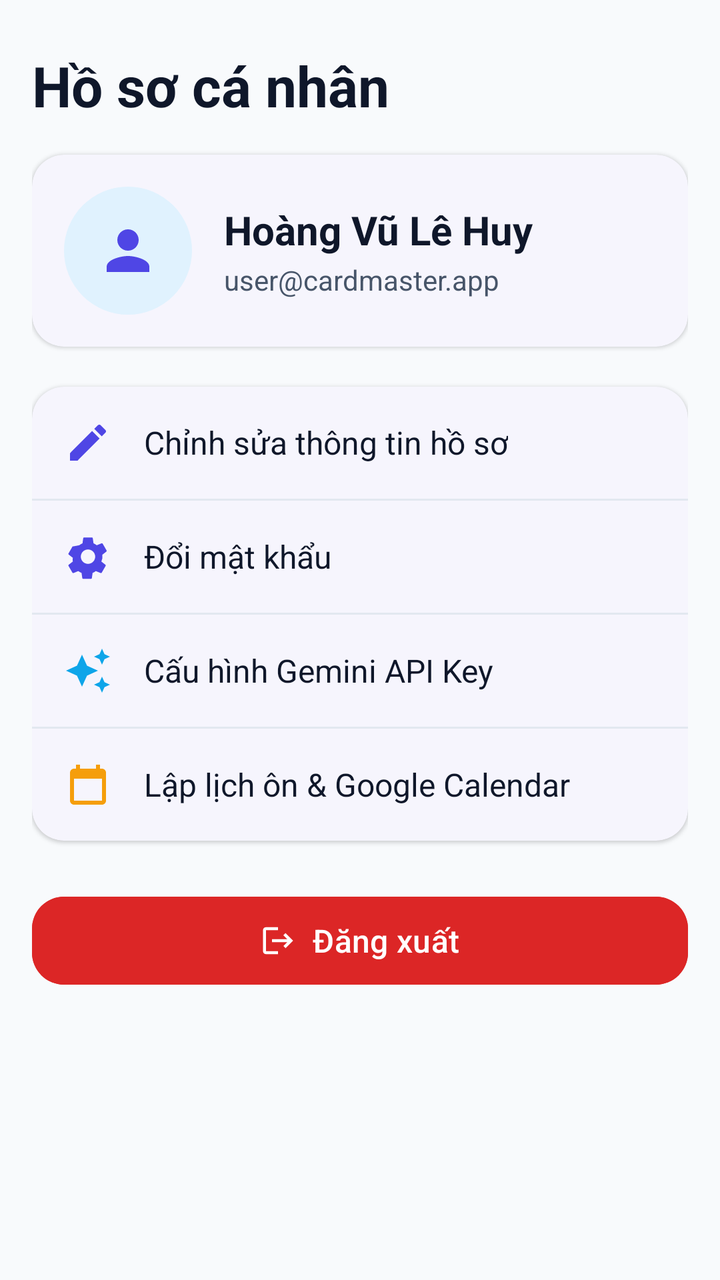
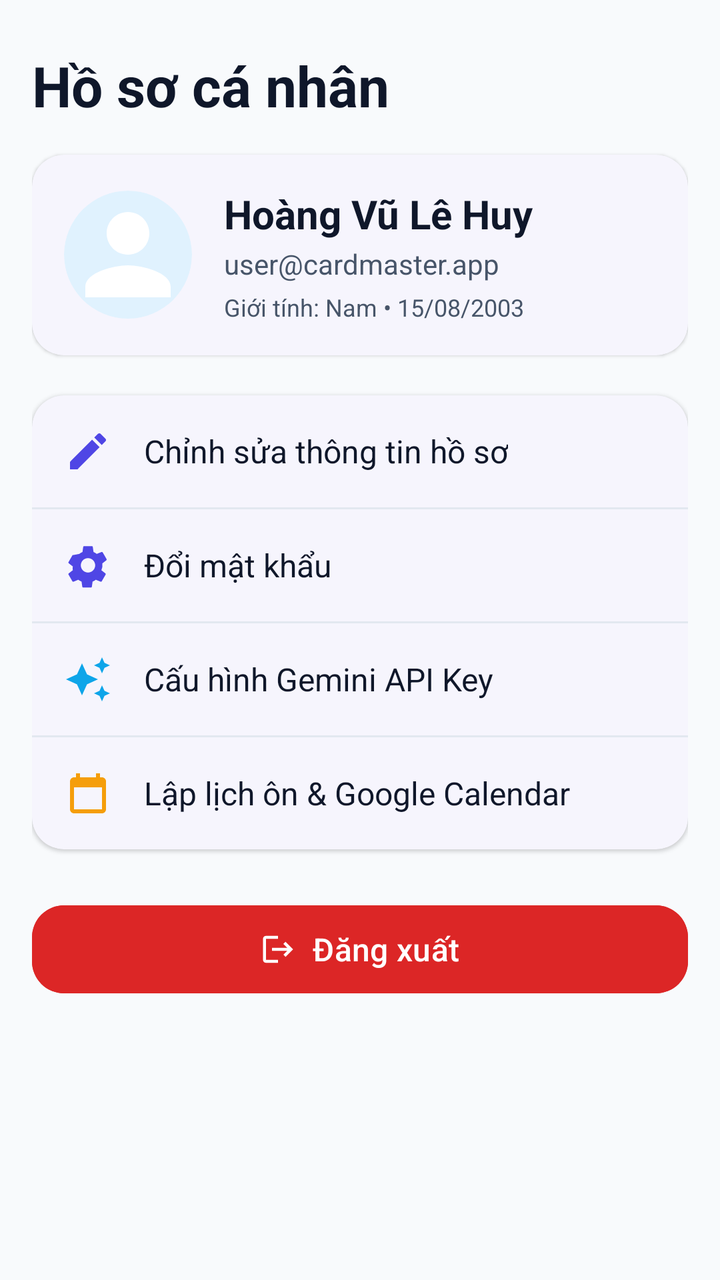

The first picture is an Android layout as it rendered before a commit; the second is the same layout after the commit. The layout source and the unified diff follow.
<!-- AndroidManifest.xml: application theme Theme.CardMaster -->
<!-- res/layout/fragment_profile.xml -->
<?xml version="1.0" encoding="utf-8"?>
<androidx.core.widget.NestedScrollView xmlns:android="http://schemas.android.com/apk/res/android"
    xmlns:app="http://schemas.android.com/apk/res-auto"
    android:layout_width="match_parent"
    android:layout_height="match_parent"
    android:background="@color/color_background"
    android:fillViewport="true">

    <LinearLayout
        android:layout_width="match_parent"
        android:layout_height="wrap_content"
        android:orientation="vertical"
        android:padding="@dimen/screen_padding">

        <TextView
            android:layout_width="wrap_content"
            android:layout_height="wrap_content"
            android:layout_marginTop="@dimen/space_8"
            android:text="Hồ sơ cá nhân"
            android:textColor="@color/color_text_primary"
            android:textSize="@dimen/text_headline_large"
            android:textStyle="bold" />

        
        <com.google.android.material.card.MaterialCardView
            style="@style/Widget.CardMaster.Card"
            android:layout_width="match_parent"
            android:layout_height="wrap_content"
            android:layout_marginTop="@dimen/space_16">

            <LinearLayout
                android:layout_width="match_parent"
                android:layout_height="wrap_content"
                android:gravity="center_vertical"
                android:orientation="horizontal"
                android:padding="@dimen/card_padding">

                <ImageView
                    android:id="@+id/ivAvatar"
                    android:layout_width="64dp"
                    android:layout_height="64dp"
                    android:background="@drawable/bg_badge_info"
                    android:padding="16dp"
                    android:src="@drawable/ic_person"
                    android:tint="@color/color_primary" />

                <LinearLayout
                    android:layout_width="0dp"
                    android:layout_height="wrap_content"
                    android:layout_marginStart="@dimen/space_16"
                    android:layout_weight="1"
                    android:orientation="vertical">

                    <TextView
                        android:id="@+id/tvProfileName"
                        android:layout_width="wrap_content"
                        android:layout_height="wrap_content"
                        android:text="Hoàng Vũ Lê Huy"
                        android:textColor="@color/color_text_primary"
                        android:textSize="@dimen/text_title_large"
                        android:textStyle="bold" />

                    <TextView
                        android:id="@+id/tvProfileEmail"
                        android:layout_width="wrap_content"
                        android:layout_height="wrap_content"
                        android:layout_marginTop="2dp"
                        android:text="user@cardmaster.app"
                        android:textColor="@color/color_text_secondary"
                        android:textSize="@dimen/text_body_medium" />
                </LinearLayout>
            </LinearLayout>
        </com.google.android.material.card.MaterialCardView>

        
        <com.google.android.material.card.MaterialCardView
            style="@style/Widget.CardMaster.Card"
            android:layout_width="match_parent"
            android:layout_height="wrap_content"
            android:layout_marginTop="@dimen/space_20">

            <LinearLayout
                android:layout_width="match_parent"
                android:layout_height="wrap_content"
                android:orientation="vertical">

                
                <LinearLayout
                    android:id="@+id/btnEditProfile"
                    android:layout_width="match_parent"
                    android:layout_height="56dp"
                    android:background="?attr/selectableItemBackground"
                    android:gravity="center_vertical"
                    android:orientation="horizontal"
                    android:paddingHorizontal="@dimen/card_padding">

                    <ImageView
                        android:layout_width="24dp"
                        android:layout_height="24dp"
                        android:src="@drawable/ic_edit"
                        android:tint="@color/color_primary" />

                    <TextView
                        android:layout_width="wrap_content"
                        android:layout_height="wrap_content"
                        android:layout_marginStart="@dimen/space_16"
                        android:text="Chỉnh sửa thông tin hồ sơ"
                        android:textColor="@color/color_text_primary"
                        android:textSize="@dimen/text_body_large" />
                </LinearLayout>

                <View
                    android:layout_width="match_parent"
                    android:layout_height="1dp"
                    android:background="@color/color_divider" />

                
                <LinearLayout
                    android:id="@+id/btnChangePassword"
                    android:layout_width="match_parent"
                    android:layout_height="56dp"
                    android:background="?attr/selectableItemBackground"
                    android:gravity="center_vertical"
                    android:orientation="horizontal"
                    android:paddingHorizontal="@dimen/card_padding">

                    <ImageView
                        android:layout_width="24dp"
                        android:layout_height="24dp"
                        android:src="@drawable/ic_settings"
                        android:tint="@color/color_primary" />

                    <TextView
                        android:layout_width="wrap_content"
                        android:layout_height="wrap_content"
                        android:layout_marginStart="@dimen/space_16"
                        android:text="Đổi mật khẩu"
                        android:textColor="@color/color_text_primary"
                        android:textSize="@dimen/text_body_large" />
                </LinearLayout>

                <View
                    android:layout_width="match_parent"
                    android:layout_height="1dp"
                    android:background="@color/color_divider" />

                
                <LinearLayout
                    android:id="@+id/btnGeminiConfig"
                    android:layout_width="match_parent"
                    android:layout_height="56dp"
                    android:background="?attr/selectableItemBackground"
                    android:gravity="center_vertical"
                    android:orientation="horizontal"
                    android:paddingHorizontal="@dimen/card_padding">

                    <ImageView
                        android:layout_width="24dp"
                        android:layout_height="24dp"
                        android:src="@drawable/ic_auto_awesome"
                        android:tint="@color/color_secondary" />

                    <TextView
                        android:layout_width="wrap_content"
                        android:layout_height="wrap_content"
                        android:layout_marginStart="@dimen/space_16"
                        android:text="Cấu hình Gemini API Key"
                        android:textColor="@color/color_text_primary"
                        android:textSize="@dimen/text_body_large" />
                </LinearLayout>

                <View
                    android:layout_width="match_parent"
                    android:layout_height="1dp"
                    android:background="@color/color_divider" />

                
                <LinearLayout
                    android:id="@+id/btnPlannerSync"
                    android:layout_width="match_parent"
                    android:layout_height="56dp"
                    android:background="?attr/selectableItemBackground"
                    android:gravity="center_vertical"
                    android:orientation="horizontal"
                    android:paddingHorizontal="@dimen/card_padding">

                    <ImageView
                        android:layout_width="24dp"
                        android:layout_height="24dp"
                        android:src="@drawable/ic_event"
                        android:tint="@color/color_warning" />

                    <TextView
                        android:layout_width="wrap_content"
                        android:layout_height="wrap_content"
                        android:layout_marginStart="@dimen/space_16"
                        android:text="Lập lịch ôn &amp; Google Calendar"
                        android:textColor="@color/color_text_primary"
                        android:textSize="@dimen/text_body_large" />
                </LinearLayout>
            </LinearLayout>
        </com.google.android.material.card.MaterialCardView>

        
        <com.google.android.material.button.MaterialButton
            android:id="@+id/btnLogout"
            style="@style/Widget.CardMaster.Button.Danger"
            android:layout_width="match_parent"
            android:layout_height="wrap_content"
            android:layout_marginTop="@dimen/space_24"
            android:text="@string/logout"
            app:icon="@drawable/ic_logout"
            app:iconGravity="textStart"
            app:iconSize="18dp" />

        <Space
            android:layout_width="match_parent"
            android:layout_height="40dp" />
    </LinearLayout>
</androidx.core.widget.NestedScrollView>
<!-- resources referenced by this layout -->
<resources>
  <color name="color_background">#F8FAFC</color>
  <color name="color_divider">#E2E8F0</color>
  <color name="color_primary">#4F46E5</color>
  <color name="color_secondary">#0EA5E9</color>
  <color name="color_text_primary">#0F172A</color>
  <color name="color_text_secondary">#475569</color>
  <color name="color_warning">#F59E0B</color>
  <dimen name="card_padding">16dp</dimen>
  <dimen name="screen_padding">16dp</dimen>
  <dimen name="space_16">16dp</dimen>
  <dimen name="space_20">20dp</dimen>
  <dimen name="space_24">24dp</dimen>
  <dimen name="space_8">8dp</dimen>
  <dimen name="text_body_large">16sp</dimen>
  <dimen name="text_body_medium">14sp</dimen>
  <dimen name="text_headline_large">28sp</dimen>
  <dimen name="text_title_large">20sp</dimen>
  <!-- drawable bg_badge_info (drawable) -->
  <?xml version="1.0" encoding="utf-8"?>
  <shape xmlns:android="http://schemas.android.com/apk/res/android"
      android:shape="rectangle">
      <corners android:radius="999dp" />
      <solid android:color="@color/color_info_container" />
  </shape>
  <!-- drawable ic_event (drawable) -->
  <vector xmlns:android="http://schemas.android.com/apk/res/android"
      android:width="24dp"
      android:height="24dp"
      android:viewportWidth="24"
      android:viewportHeight="24">
    <path
        android:fillColor="#FFFFFFFF"
        android:pathData="M19,4h-1V2h-2v2H8V2H6v2H5c-1.11,0 -1.99,0.9 -1.99,2L3,20c0,1.1 0.89,2 2,2h14c1.1,0 2,-0.9 2,-2V6c0,-1.1 -0.9,-2 -2,-2zm0,16H5V9h14v11z"/>
  </vector>
  <!-- drawable ic_logout (drawable) -->
  <vector xmlns:android="http://schemas.android.com/apk/res/android"
      android:width="24dp"
      android:height="24dp"
      android:viewportWidth="24"
      android:viewportHeight="24">
    <path
        android:fillColor="#FFFFFFFF"
        android:pathData="M17,7l-1.41,1.41L18.17,11H8v2h10.17l-2.58,2.58L17,17l5,-5zM4,5h8V3H4c-1.1,0 -2,0.9 -2,2v14c0,1.1 0.9,2 2,2h8v-2H4V5z"/>
  </vector>
  <!-- drawable ic_person (drawable) -->
  <vector xmlns:android="http://schemas.android.com/apk/res/android"
      android:width="24dp"
      android:height="24dp"
      android:viewportWidth="24"
      android:viewportHeight="24">
    <path
        android:fillColor="#FFFFFFFF"
        android:pathData="M12,12c2.21,0 4,-1.79 4,-4s-1.79,-4 -4,-4 -4,1.79 -4,4 1.79,4 4,4zM12,14c-2.67,0 -8,1.34 -8,4v2h16v-2c0,-2.66 -5.33,-4 -8,-4z"/>
  </vector>
  <string name="logout">Đăng xuất</string>
  <style name="Widget.CardMaster.Button.Danger" parent="Widget.Material3.Button">
          <item name="android:backgroundTint">@color/color_error</item>
          <item name="android:textColor">@color/white</item>
          <item name="cornerRadius">@dimen/corner_radius_button</item>
          <item name="android:minHeight">@dimen/button_height</item>
          <item name="android:textSize">@dimen/text_title_medium</item>
      </style>
  <style name="Widget.CardMaster.Card" parent="Widget.Material3.CardView.Elevated">
          <item name="cardBackgroundColor">@color/color_surface</item>
          <item name="cardCornerRadius">@dimen/corner_radius_card</item>
          <item name="cardElevation">1dp</item>
      </style>
  <color name="color_info_container">#E0F2FE</color>
  <color name="color_error">#DC2626</color>
  <color name="white">#FFFFFF</color>
  <dimen name="corner_radius_button">16dp</dimen>
  <dimen name="button_height">52dp</dimen>
  <dimen name="text_title_medium">16sp</dimen>
  <color name="color_surface">#FFFFFF</color>
  <dimen name="corner_radius_card">16dp</dimen>
  <color name="color_on_primary">#FFFFFF</color>
  <color name="color_primary_container">#E0E7FF</color>
  <color name="color_on_primary_container">#1E1B4B</color>
  <color name="color_on_secondary">#FFFFFF</color>
  <color name="color_secondary_container">#E0F2FE</color>
  <color name="color_on_secondary_container">#0C4A6E</color>
  <color name="color_outline">#CBD5E1</color>
  <!-- unchanged entries left out for length: 4 -->
</resources>

<!-- the commit's change to res/layout/fragment_profile.xml (unified diff, before → after) -->
@@ -35,14 +35,14 @@
                 android:orientation="horizontal"
                 android:padding="@dimen/card_padding">
 
-                <ImageView
+                <com.google.android.material.imageview.ShapeableImageView
                     android:id="@+id/ivAvatar"
                     android:layout_width="64dp"
                     android:layout_height="64dp"
                     android:background="@drawable/bg_badge_info"
-                    android:padding="16dp"
+                    android:scaleType="centerCrop"
                     android:src="@drawable/ic_person"
-                    android:tint="@color/color_primary" />
+                    app:shapeAppearanceOverlay="@style/ShapeAppearance.Material3.Corner.Full" />
 
                 <LinearLayout
                     android:layout_width="0dp"
@@ -68,6 +68,15 @@
                         android:text="user@cardmaster.app"
                         android:textColor="@color/color_text_secondary"
                         android:textSize="@dimen/text_body_medium" />
+
+                    <TextView
+                        android:id="@+id/tvProfileGenderDob"
+                        android:layout_width="wrap_content"
+                        android:layout_height="wrap_content"
+                        android:layout_marginTop="4dp"
+                        android:text="Giới tính: Nam • 15/08/2003"
+                        android:textColor="@color/color_text_secondary"
+                        android:textSize="@dimen/text_body_small" />
                 </LinearLayout>
             </LinearLayout>
         </com.google.android.material.card.MaterialCardView>
<!-- resource entries referenced after the edit -->
@@ -15,6 +15,7 @@
   <dimen name="space_8">8dp</dimen>
   <dimen name="text_body_large">16sp</dimen>
   <dimen name="text_body_medium">14sp</dimen>
+  <dimen name="text_body_small">12sp</dimen>
   <dimen name="text_headline_large">28sp</dimen>
   <dimen name="text_title_large">20sp</dimen>
   <!-- drawable bg_badge_info (drawable) -->
